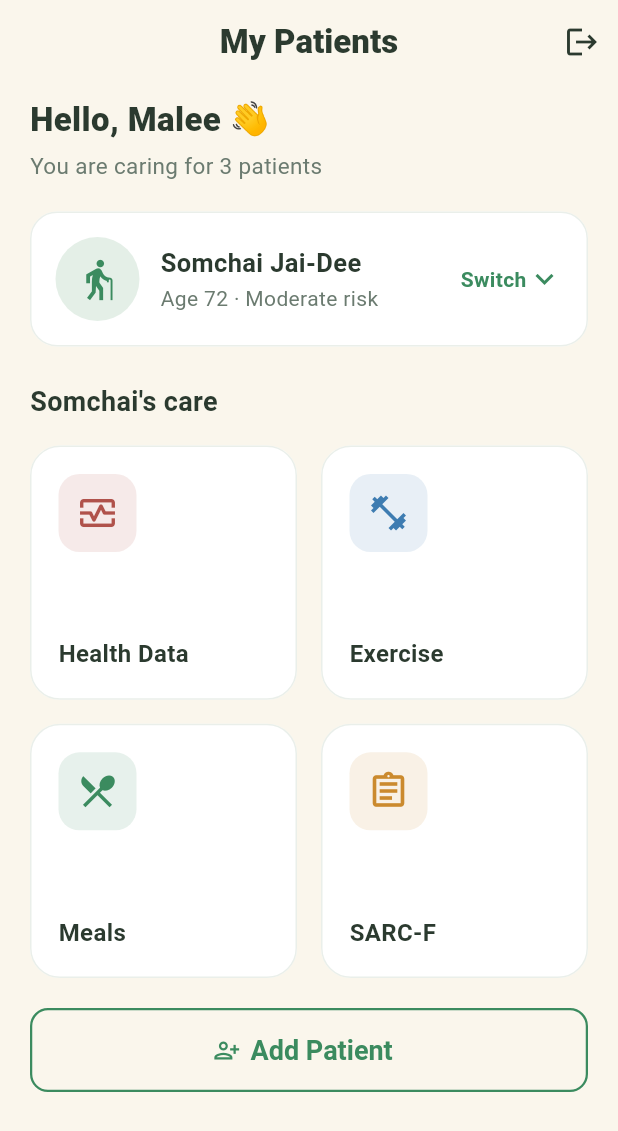
After one commit to anuruddhika94/sarco_care, a Flutter app: the CaretakerHomeScreen screen opened directly, on a phone screen of 412 x 824 dp. The commit adds this screen. Shown: the top 1131 px of the screen. Run offline on Flutter 3.47's test engine with Material 3 defaults, Android fonts, the phone set to English and light mode, and no system bars.

Commit message:
Add patient/caretaker role login and caretaker home
- Login: Patient/Caretaker role picker; Log In routes to the patient shell
  or caretaker home by role; guest access is patient-only
- Caretaker Home: patient switcher (one caretaker -> many patients) via
  bottom sheet, per-patient care grid reusing patient screens, Add Patient
  entry (placeholder) and log out

```diff
--- /dev/null
+++ b/lib/screens/caretaker_home_screen.dart
@@ -0,0 +1,361 @@
+import 'package:flutter/material.dart';
+
+import '../theme/app_theme.dart';
+import '../widgets/placeholder_screen.dart';
+import 'assessment_screen.dart';
+import 'exercise_plan_screen.dart';
+import 'health_tracking_screen.dart';
+import 'meals_screen.dart';
+
+/// Caretaker home — the caretaker's landing screen after logging in.
+/// Pure UI: a patient switcher (one caretaker → many patients) and quick access
+/// into the selected patient's care screens, plus an Add Patient entry.
+class CaretakerHomeScreen extends StatefulWidget {
+  const CaretakerHomeScreen({super.key});
+
+  @override
+  State<CaretakerHomeScreen> createState() => _CaretakerHomeScreenState();
+}
+
+class _CaretakerHomeScreenState extends State<CaretakerHomeScreen> {
+  static const _patients = [
+    _Patient('Somchai Jai-Dee', 72, 'Moderate'),
+    _Patient('Wanida Suksawat', 68, 'Low'),
+    _Patient('Prasert Chaiyo', 75, 'High'),
+  ];
+
+  int _selected = 0;
+
+  void _logOut() {
+    Navigator.of(context).popUntil((route) => route.isFirst);
+  }
+
+  Future<void> _switchPatient() async {
+    final picked = await showModalBottomSheet<int>(
+      context: context,
+      backgroundColor: AppColors.surface,
+      shape: const RoundedRectangleBorder(
+        borderRadius: BorderRadius.vertical(top: Radius.circular(24)),
+      ),
+      builder: (context) => _PatientPicker(
+        patients: _patients,
+        selected: _selected,
+      ),
+    );
+    if (picked != null) setState(() => _selected = picked);
+  }
+
+  void _open(String title, WidgetBuilder builder) {
+    Navigator.of(context).push(MaterialPageRoute(builder: builder));
+  }
+
+  @override
+  Widget build(BuildContext context) {
+    final patient = _patients[_selected];
+    return Scaffold(
+      backgroundColor: AppColors.background,
+      appBar: AppBar(
+        backgroundColor: AppColors.background,
+        foregroundColor: AppColors.textDark,
+        elevation: 0,
+        automaticallyImplyLeading: false,
+        title: const Text(
+          'My Patients',
+          style: TextStyle(fontWeight: FontWeight.w800),
+        ),
+        centerTitle: true,
+        actions: [
+          IconButton(
+            icon: const Icon(Icons.logout),
+            onPressed: _logOut,
+            tooltip: 'Log out',
+          ),
+        ],
+      ),
+      body: ListView(
+        padding: const EdgeInsets.fromLTRB(20, 8, 20, 24),
+        children: [
+          Text(
+            'Hello, Malee 👋',
+            style: TextStyle(
+              fontSize: 22,
+              fontWeight: FontWeight.w800,
+              color: AppColors.textDark,
+            ),
+          ),
+          const SizedBox(height: 4),
+          Text(
+            'You are caring for ${_patients.length} patients',
+            style: TextStyle(fontSize: 15, color: AppColors.textMuted),
+          ),
+          const SizedBox(height: 20),
+          _PatientSwitcher(patient: patient, onTap: _switchPatient),
+          const SizedBox(height: 24),
+          Text(
+            "${patient.name.split(' ').first}'s care",
+            style: TextStyle(
+              fontSize: 18,
+              fontWeight: FontWeight.w700,
+              color: AppColors.textDark,
+            ),
+          ),
+          const SizedBox(height: 16),
+          GridView.count(
+            crossAxisCount: 2,
+            shrinkWrap: true,
+            physics: const NeverScrollableScrollPhysics(),
+            mainAxisSpacing: 16,
+            crossAxisSpacing: 16,
+            childAspectRatio: 1.05,
+            children: [
+              _CareTile(
+                title: 'Health Data',
+                icon: Icons.monitor_heart_outlined,
+                color: const Color(0xFFB0524B),
+                onTap: () => _open(
+                  'Health',
+                  (_) => const HealthTrackingScreen(),
+                ),
+              ),
+              _CareTile(
+                title: 'Exercise',
+                icon: Icons.fitness_center,
+                color: const Color(0xFF3E7CB1),
+                onTap: () => _open(
+                  'Exercise',
+                  (_) => const ExercisePlanScreen(),
+                ),
+              ),
+              _CareTile(
+                title: 'Meals',
+                icon: Icons.restaurant_menu,
+                color: const Color(0xFF3B8B5F),
+                onTap: () => _open('Meals', (_) => const MealsScreen()),
+              ),
+              _CareTile(
+                title: 'SARC-F',
+                icon: Icons.assignment_outlined,
+                color: const Color(0xFFCB8A2E),
+                onTap: () => _open(
+                  'SARC-F',
+                  (_) => const AssessmentScreen(),
+                ),
+              ),
+            ],
+          ),
+          const SizedBox(height: 20),
+          SizedBox(
+            width: double.infinity,
+            child: OutlinedButton.icon(
+              onPressed: () => _open(
+                'Add Patient',
+                (_) => const PlaceholderScreen(title: 'Add Patient'),
+              ),
+              icon: const Icon(Icons.person_add_alt),
+              label: const Text('Add Patient'),
+              style: OutlinedButton.styleFrom(
+                foregroundColor: AppColors.primary,
+                minimumSize: const Size.fromHeight(56),
+                side: const BorderSide(color: AppColors.primary, width: 1.5),
+                textStyle: const TextStyle(
+                  fontSize: 18,
+                  fontWeight: FontWeight.w600,
+                ),
+                shape: RoundedRectangleBorder(
+                  borderRadius: BorderRadius.circular(12),
+                ),
+              ),
+            ),
+          ),
+        ],
+      ),
+    );
+  }
+}
+
+class _Patient {
+  const _Patient(this.name, this.age, this.risk);
+  final String name;
+  final int age;
+  final String risk;
+}
+
+/// The current-patient card that opens the switcher sheet.
+class _PatientSwitcher extends StatelessWidget {
+  const _PatientSwitcher({required this.patient, required this.onTap});
+  final _Patient patient;
+  final VoidCallback onTap;
+
+  @override
+  Widget build(BuildContext context) {
+    return Material(
+      color: AppColors.surface,
+      borderRadius: BorderRadius.circular(18),
+      child: InkWell(
+        borderRadius: BorderRadius.circular(18),
+        onTap: onTap,
+        child: Container(
+          padding: const EdgeInsets.all(16),
+          decoration: BoxDecoration(
+            borderRadius: BorderRadius.circular(18),
+            border: Border.all(color: const Color(0xFFEAEFEA)),
+          ),
+          child: Row(
+            children: [
+              Container(
+                width: 56,
+                height: 56,
+                decoration: const BoxDecoration(
+                  color: AppColors.softGreen,
+                  shape: BoxShape.circle,
+                ),
+                child: Icon(Icons.elderly, color: AppColors.primary, size: 30),
+              ),
+              const SizedBox(width: 14),
+              Expanded(
+                child: Column(
+                  crossAxisAlignment: CrossAxisAlignment.start,
+                  children: [
+                    Text(
+                      patient.name,
+                      style: TextStyle(
+                        fontSize: 17,
+                        fontWeight: FontWeight.w700,
+                        color: AppColors.textDark,
+                      ),
+                    ),
+                    const SizedBox(height: 2),
+                    Text(
+                      'Age ${patient.age} · ${patient.risk} risk',
+                      style: TextStyle(fontSize: 14, color: AppColors.textMuted),
+                    ),
+                  ],
+                ),
+              ),
+              Row(
+                children: [
+                  Text(
+                    'Switch',
+                    style: TextStyle(
+                      fontSize: 14,
+                      fontWeight: FontWeight.w600,
+                      color: AppColors.primary,
+                    ),
+                  ),
+                  Icon(Icons.expand_more, color: AppColors.primary),
+                ],
+              ),
+            ],
+          ),
+        ),
+      ),
+    );
+  }
+}
+
+/// Bottom-sheet list for choosing the active patient.
+class _PatientPicker extends StatelessWidget {
+  const _PatientPicker({required this.patients, required this.selected});
+  final List<_Patient> patients;
+  final int selected;
+
+  @override
+  Widget build(BuildContext context) {
+    return SafeArea(
+      child: Padding(
+        padding: const EdgeInsets.fromLTRB(20, 16, 20, 20),
+        child: Column(
+          mainAxisSize: MainAxisSize.min,
+          crossAxisAlignment: CrossAxisAlignment.start,
+          children: [
+            Text(
+              'Switch patient',
+              style: TextStyle(
+                fontSize: 18,
+                fontWeight: FontWeight.w800,
+                color: AppColors.textDark,
+              ),
+            ),
+            const SizedBox(height: 16),
+            for (int i = 0; i < patients.length; i++)
+              ListTile(
+                contentPadding: EdgeInsets.zero,
+                leading: CircleAvatar(
+                  backgroundColor: AppColors.softGreen,
+                  child: Icon(Icons.elderly, color: AppColors.primary),
+                ),
+                title: Text(
+                  patients[i].name,
+                  style: TextStyle(
+                    fontWeight: FontWeight.w600,
+                    color: AppColors.textDark,
+                  ),
+                ),
+                subtitle: Text('Age ${patients[i].age} · ${patients[i].risk} risk'),
+                trailing: i == selected
+                    ? Icon(Icons.check_circle, color: AppColors.primary)
+                    : null,
+                onTap: () => Navigator.of(context).pop(i),
+              ),
+          ],
+        ),
+      ),
+    );
+  }
+}
+
+class _CareTile extends StatelessWidget {
+  const _CareTile({
+    required this.title,
+    required this.icon,
+    required this.color,
+    required this.onTap,
+  });
+
+  final String title;
+  final IconData icon;
+  final Color color;
+  final VoidCallback onTap;
+
+  @override
+  Widget build(BuildContext context) {
+    return Material(
+      color: AppColors.surface,
+      borderRadius: BorderRadius.circular(20),
+      child: InkWell(
+        borderRadius: BorderRadius.circular(20),
+        onTap: onTap,
+        child: Container(
+          padding: const EdgeInsets.all(18),
+          decoration: BoxDecoration(
+            borderRadius: BorderRadius.circular(20),
+            border: Border.all(color: const Color(0xFFEAEFEA)),
+          ),
+          child: Column(
+            crossAxisAlignment: CrossAxisAlignment.start,
+            mainAxisAlignment: MainAxisAlignment.spaceBetween,
+            children: [
+              Container(
+                width: 52,
+                height: 52,
+                decoration: BoxDecoration(
+                  color: color.withValues(alpha: 0.12),
+                  borderRadius: BorderRadius.circular(14),
+                ),
+                child: Icon(icon, color: color, size: 28),
+              ),
+              Text(
+                title,
+                style: TextStyle(
+                  fontSize: 16,
+                  fontWeight: FontWeight.w700,
+                  color: AppColors.textDark,
+                ),
+              ),
+            ],
+          ),
+        ),
+      ),
+    );
+  }
+}
--- a/lib/screens/login_screen.dart
+++ b/lib/screens/login_screen.dart
@@ -1,11 +1,14 @@
 import 'package:flutter/material.dart';
 
 import '../theme/app_theme.dart';
+import '../widgets/segmented_tabs.dart';
+import 'caretaker_home_screen.dart';
 import 'main_shell.dart';
 
 /// Screen #2 — Login.
-/// Pure UI: username/phone + password fields, a primary "Log In" action and a
-/// senior/guest entry. No auth logic; both actions move forward to Home.
+/// Pure UI: a Patient/Caretaker role picker, username/phone + password fields,
+/// a primary "Log In" action and a patient-only guest entry. No auth logic;
+/// login routes to the patient app shell or the caretaker home by role.
 class LoginScreen extends StatefulWidget {
   const LoginScreen({super.key});
 
@@ -15,11 +18,15 @@ class LoginScreen extends StatefulWidget {
 
 class _LoginScreenState extends State<LoginScreen> {
   bool _obscurePassword = true;
+  int _role = 0; // 0 = Patient, 1 = Caretaker
 
-  void _goToHome() {
-    Navigator.of(context).push(
-      MaterialPageRoute(builder: (_) => const MainShell()),
-    );
+  bool get _isPatient => _role == 0;
+
+  void _login() {
+    final WidgetBuilder builder = _isPatient
+        ? (_) => const MainShell()
+        : (_) => const CaretakerHomeScreen();
+    Navigator.of(context).push(MaterialPageRoute(builder: builder));
   }
 
   @override
@@ -34,7 +41,13 @@ class _LoginScreenState extends State<LoginScreen> {
             children: [
               const SizedBox(height: 24),
               const _Header(),
-              const SizedBox(height: 40),
+              const SizedBox(height: 32),
+              SegmentedTabs(
+                labels: const ['Patient', 'Caretaker'],
+                selected: _role,
+                onChanged: (i) => setState(() => _role = i),
+              ),
+              const SizedBox(height: 32),
               const _FieldLabel('Username / Phone number'),
               const SizedBox(height: 8),
               TextField(
@@ -62,18 +75,23 @@ class _LoginScreenState extends State<LoginScreen> {
               ),
               const SizedBox(height: 32),
               ElevatedButton(
-                onPressed: _goToHome,
+                onPressed: _login,
                 child: const Text('Log In'),
               ),
+              // Guest access is a patient-only path; caretakers must sign in.
+              if (_isPatient) ...[
                 const SizedBox(height: 24),
                 const _OrDivider(),
                 const SizedBox(height: 24),
                 OutlinedButton(
-                onPressed: _goToHome,
+                  onPressed: _login,
                   style: OutlinedButton.styleFrom(
                     foregroundColor: AppColors.primary,
                     minimumSize: const Size.fromHeight(56),
-                  side: const BorderSide(color: AppColors.primary, width: 1.5),
+                    side: const BorderSide(
+                      color: AppColors.primary,
+                      width: 1.5,
+                    ),
                     textStyle: const TextStyle(
                       fontSize: 18,
                       fontWeight: FontWeight.w600,
@@ -84,6 +102,7 @@ class _LoginScreenState extends State<LoginScreen> {
                   ),
                   child: const Text('For Seniors / Guest Use'),
                 ),
+              ],
               const SizedBox(height: 24),
             ],
           ),
```
Lines whose indentation alone changed are shown as unchanged.
